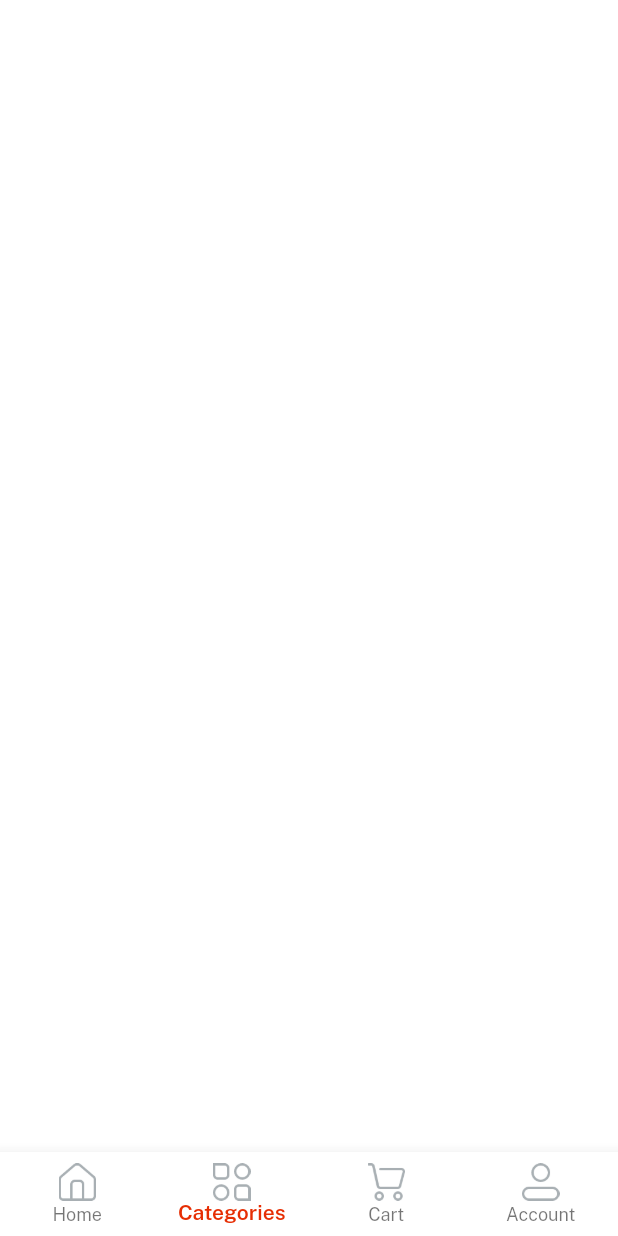
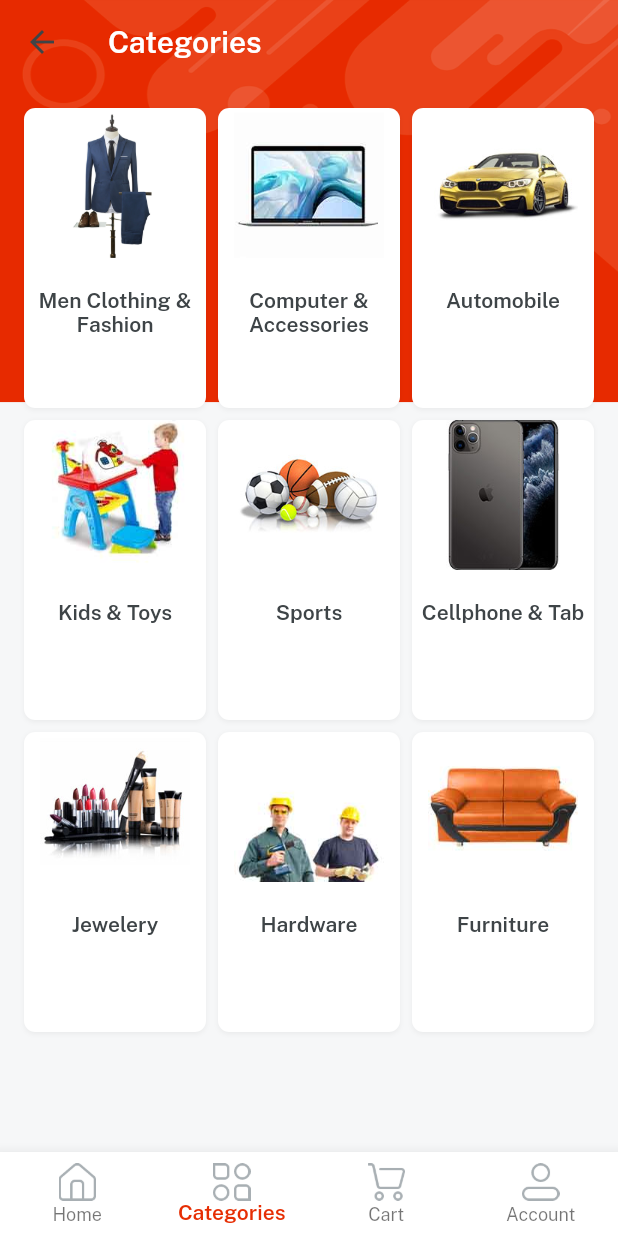
Before and after one commit to shihabshahrier/ConvenientPurse, a Flutter app: the Home screen opened directly, item 2 of the bottom bar chosen, on a phone screen of 412 x 824 dp. Run offline on Flutter 3.47's test engine with Material 2 defaults, Android fonts, the light colour scheme and no system bars; our stand-ins replace get, velocity_x.

Commit message:
Categories UI + Category Items UI + Items description

```diff
--- a/convenience_purse/lib/common_widgets/home_buttons.dart
+++ b/convenience_purse/lib/common_widgets/home_buttons.dart
@@ -18,5 +18,5 @@ Widget homeButton({width, height, icon, title, onPress}) {
         ),
       ),
     ],
-  ).box.rounded.size(width, height).white.shadow.make();
+  ).box.rounded.size(width, height).white.shadowSm.make();
 }
--- a/convenience_purse/lib/consts/list.dart
+++ b/convenience_purse/lib/consts/list.dart
@@ -1,5 +1,5 @@
 import 'package:convenience_purse/consts/consts.dart';
-
+import 'package:convenience_purse/views/category_screen/item_details.dart';
 
 const socialMIcons = [
   icGoogleLogo,
@@ -15,3 +15,35 @@ const featuredImages2 = [imgS4, imgS5, imgS6];
 
 const freaturedTitles1 = [womenDress, girlsDress, girlsWatches];
 const freaturedTitles2 = [boysGlasses, mobilePhone, tShirts];
+
+const categoriesList = [
+  menClothingFashion,
+  compAccess,
+  automobile,
+  kidtoys,
+  sports,
+  cellphone,
+  jewelery,
+  hardware,
+  furniture,
+];
+
+const categoryImages = [
+  imgFc1,
+  imgFc2,
+  imgFc3,
+  imgFc4,
+  imgFc5,
+  imgFc6,
+  imgFc7,
+  imgFc8,
+  imgFc9,
+];
+
+const itemDetailButton = [
+  video,
+  reviews,
+  sellerpolicy,
+  returnpolity,
+  supportPolicy
+];
--- a/convenience_purse/lib/consts/strings.dart
+++ b/convenience_purse/lib/consts/strings.dart
@@ -40,3 +40,22 @@ const search = "Search",
     tShirts = "TShirts",
     girlsDress = "Girls Dresses",
     featureproduct = "Featured Products";
+
+//category strings
+const menClothingFashion = "Men Clothing & Fashion",
+    compAccess = "Computer & Accessories",
+    automobile = "Automobile",
+    kidtoys = "Kids & Toys",
+    sports = "Sports",
+    cellphone = "Cellphone & Tab",
+    jewelery = "Jewelery",
+    hardware = "Hardware",
+    furniture = "Furniture";
+
+// product details strings
+const video = "Video",
+    reviews = "Reviews",
+    sellerpolicy = "Seller Policy",
+    returnpolity = "Return Policy",
+    supportPolicy = "Support Policy",
+    productUmayLike = "You May Also Like";
--- a/convenience_purse/lib/main.dart
+++ b/convenience_purse/lib/main.dart
@@ -17,6 +17,7 @@ class MyApp extends StatelessWidget {
       theme: ThemeData(
         scaffoldBackgroundColor: Colors.transparent,
         appBarTheme: const AppBarTheme(
+          iconTheme: IconThemeData(color: darkFontGrey),
           backgroundColor: Colors.transparent,
           elevation: 0,
         ),
--- a/convenience_purse/lib/views/category_screen/category.dart
+++ b/convenience_purse/lib/views/category_screen/category.dart
@@ -1,11 +1,58 @@
+import 'package:convenience_purse/common_widgets/bg_wid.dart';
+import 'package:convenience_purse/consts/consts.dart';
 
-import 'package:convenience_purse/consts/consts.dart';
+import 'each_category.dart';
 
 class CategoryScreen extends StatelessWidget {
   const CategoryScreen({super.key});
 
   @override
   Widget build(BuildContext context) {
-    return Container();
+    return bgWidget(
+        child: Scaffold(
+            appBar: AppBar(
+              title:
+                  categories.text.fontFamily(semibold).color(whiteColor).make(),
+            ),
+            body: Container(
+              padding: const EdgeInsets.all(16),
+              child: GridView.builder(
+                shrinkWrap: true,
+                gridDelegate: const SliverGridDelegateWithFixedCrossAxisCount(
+                    crossAxisCount: 3,
+                    mainAxisExtent: 200,
+                    crossAxisSpacing: 8,
+                    mainAxisSpacing: 8),
+                itemCount: 9,
+                itemBuilder: (BuildContext context, int index) {
+                  return Column(
+                    children: [
+                      Image.asset(
+                        categoryImages[index],
+                        height: 100,
+                        width: 100,
+                        fit: BoxFit.cover,
+                      ),
+                      20.heightBox,
+                      categoriesList[index]
+                          .text
+                          .align(TextAlign.center)
+                          .fontFamily(semibold)
+                          .color(darkFontGrey)
+                          .make(),
+                    ],
+                  )
+                      .box
+                      .white
+                      .roundedSM
+                      .clip(Clip.antiAlias)
+                      .outerShadowSm
+                      .make()
+                      .onTap(() {
+                    Get.to(() => EachCategory(title: categoriesList[index]));
+                  });
+                },
+              ),
+            )));
   }
 }
--- a/convenience_purse/lib/views/home_screen/home_screen.dart
+++ b/convenience_purse/lib/views/home_screen/home_screen.dart
@@ -234,7 +234,7 @@ class HomeScreen extends StatelessWidget {
                     GridView.builder(
                       physics: const NeverScrollableScrollPhysics(),
                       shrinkWrap: true,
-                      itemCount: 6,
+                      itemCount: 10,
                       gridDelegate:
                           const SliverGridDelegateWithFixedCrossAxisCount(
                         crossAxisCount: 2,
--- a/convenience_purse/lib/views/login_Screen/login.dart
+++ b/convenience_purse/lib/views/login_Screen/login.dart
@@ -3,7 +3,6 @@ import 'package:convenience_purse/common_widgets/applogo.dart';
 import 'package:convenience_purse/common_widgets/text_field.dart';
 import 'package:convenience_purse/common_widgets/button.dart';
 import 'package:convenience_purse/consts/consts.dart';
-import 'package:get/get.dart';
 
 import '../home_screen/home.dart';
 import '../signup_screen/signup.dart';
--- a/convenience_purse/lib/views/signup_screen/signup.dart
+++ b/convenience_purse/lib/views/signup_screen/signup.dart
@@ -1,4 +1,3 @@
-import 'package:get/get.dart';
 
 import '../../common_widgets/applogo.dart';
 import '../../common_widgets/bg_wid.dart';
```
Also changed, not shown: convenience_purse/lib/views/category_screen/each_category.dart (added, +102 -0 lines), convenience_purse/lib/views/category_screen/item_details.dart (added, +266 -0 lines).
